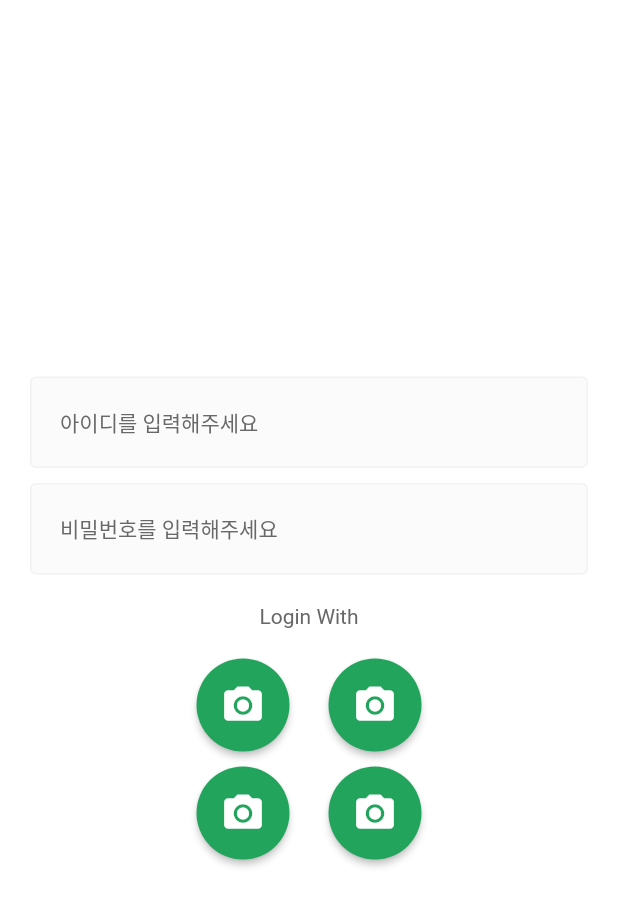
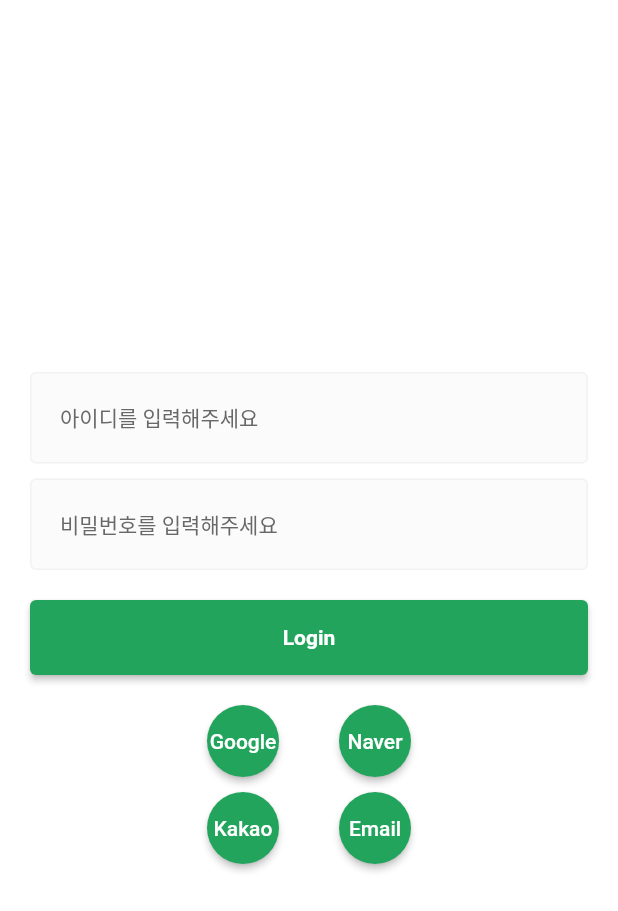
Before and after one commit to jisuuo/jisu_portfolio_fultter, a Flutter app: the screen it shows after launch, on a phone screen of 412 x 824 dp. Shown: the top 911 px of the screen. Run offline on Flutter 3.47's test engine with Material 2 defaults, Android fonts, the light colour scheme and no system bars; our stand-ins replace flutter_screenutil.

Commit message:
이메일 가입 화면 구현

```diff
--- a/lib/auth/login_view.dart
+++ b/lib/auth/login_view.dart
@@ -1,4 +1,6 @@
 import 'package:flutter/material.dart';
+import 'package:jisu_portfolio/auth/email_register.dart';
+import 'package:jisu_portfolio/auth/email_verify.dart';
 import 'package:jisu_portfolio/common/component/base_layout.dart';
 import 'package:jisu_portfolio/common/component/custom_button.dart';
 import 'package:jisu_portfolio/common/component/custom_form_field.dart';
@@ -13,60 +15,78 @@
     return BaseLayout(
       useAppBar: false,
       widget: SafeArea(
-        child: Column(
-          mainAxisAlignment: MainAxisAlignment.center,
-          children: [
-            Padding(
+        child: Padding(
           padding: const EdgeInsets.symmetric(horizontal: 20),
           child: Column(
             mainAxisAlignment: MainAxisAlignment.center,
             children: [
+              Column(
+                mainAxisAlignment: MainAxisAlignment.center,
+                children: [
                   CustomTextFormField(
                     hintText: ID_HINT,
-                    onChanged: (String value) {  },
+                    onChanged: (String value) {},
                   ),
                   const SizedBox(height: 10),
                   CustomTextFormField(
-                    onChanged: (value) {
-
-                    },
+                    onChanged: (value) {},
                     hintText: PW_HINT,
                     obscureText: true,
                   ),
                 ],
               ),
+              const SizedBox(height: 20),
+              Row(
+                children: [
+                  Expanded(
+                    child: ElevatedButton(
+                        style: ElevatedButton.styleFrom(
+                          backgroundColor: const Color(0xff22A45D),
+                          minimumSize: const Size(200, 50),
+                        ),
+                        onPressed: () {},
+                        child: const Text(
+                          'Login',
+                          style: TextStyle(fontWeight: FontWeight.bold),
+                        )),
+                  ),
+                ],
               ),
               const SizedBox(height: 20),
-            const Text('Login With', style: TextStyle(color: BODY_TEXT_COLOR),),
-            const SizedBox(height: 20),
-            const Column(
+              Column(
                 children: [
                   Padding(
                     padding: EdgeInsets.symmetric(horizontal: 20),
                     child: Row(
                       mainAxisAlignment: MainAxisAlignment.center,
                       children: [
-                      CustomButton(title: 'Sign up with Google'),
-                      CustomButton(title: '네이버'),
+                        CustomButton(onPressed: () {}, title: 'Google'),
+                        CustomButton(onPressed: () {}, title: 'Naver'),
                       ],
                     ),
                   ),
-                SizedBox(height: 10),
-                Padding(
-                  padding: EdgeInsets.symmetric(horizontal: 20),
-                  child: Row(
+                  const SizedBox(height: 10),
+                  Row(
                     mainAxisAlignment: MainAxisAlignment.center,
                     children: [
-                      CustomButton(title: '카카오'),
-                      CustomButton(title: '이메일'),
+                      CustomButton(onPressed: () {}, title: 'Kakao'),
+                      CustomButton(
+                          onPressed: () {
+                            Navigator.of(context).push(
+                              MaterialPageRoute(
+                                builder: (context) => const EmailVerifyPage(),
+                              ),
+                            );
+                          },
+                          title: 'Email'),
                     ],
-                  ),
                   ),
                 ],
               ),
             ],
           ),
         ),
+      ),
     );
   }
 }
--- a/lib/common/component/base_layout.dart
+++ b/lib/common/component/base_layout.dart
@@ -5,15 +5,22 @@
   final String? title;
   final bool useAppBar;
   final Widget? widget;
-  const BaseLayout({this.useAppBar = false, this.title, this.widget, Key? key}) : super(key: key);
+  const BaseLayout({this.useAppBar = false, this.title, this.widget, Key? key})
+      : super(key: key);
 
   @override
   Widget build(BuildContext context) {
     return Scaffold(
       backgroundColor: Colors.white,
-      appBar: useAppBar ? AppBar(
-        title: Text(title ?? ' '),
-      ) : null,
+      appBar: useAppBar
+          ? AppBar(
+              title: Text(
+                title ?? ' ',
+                style: const TextStyle(fontWeight: FontWeight.bold),
+              ),
+              elevation: 0,
+            )
+          : null,
       body: widget,
     );
   }
--- a/lib/common/component/custom_button.dart
+++ b/lib/common/component/custom_button.dart
@@ -1,4 +1,5 @@
 import 'package:flutter/material.dart';
+import 'package:jisu_portfolio/common/const/colors.dart';
 
 class CustomButton extends StatefulWidget {
   final String title;
@@ -15,15 +16,12 @@
   @override
   Widget build(BuildContext context) {
     return MaterialButton(
-      onPressed: () {},
-      color: Color(0xff22A45D),
+      onPressed: widget.onPressed,
+      color: PRIMARY_COLOR,
       textColor: Colors.white,
-      child: Icon(
-        Icons.camera_alt,
-        size: 30,
-      ),
-      padding: EdgeInsets.all(16),
-      shape: CircleBorder(),
+      padding: const EdgeInsets.all(16),
+      shape: const CircleBorder(),
+      child: Text(widget.title!),
     );
   }
 }
```
Also changed, not shown: lib/auth/email_register.dart (added, +63 -0 lines), lib/auth/email_verify.dart (added, +59 -0 lines). Lines whose indentation alone changed are shown as unchanged.
